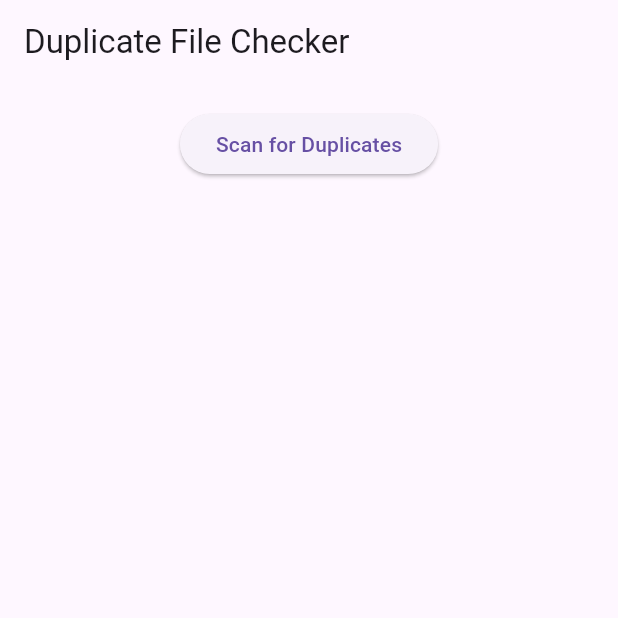
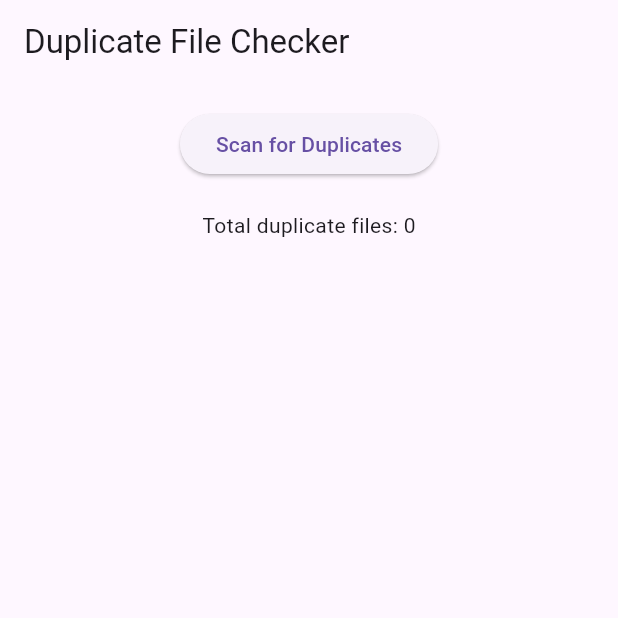
Before and after one commit to bharathvaj68/Duplicate-Finder-PC, a Flutter app: the screen it shows after launch, after a tap on "Scan for Duplicates", on a phone screen of 412 x 824 dp, the top half of it. Run offline on Flutter 3.47's test engine with Material 3 defaults, Android fonts, the phone set to English and light mode, and no system bars; our stand-ins replace file_picker, sqflite_common_ffi; accounts and stored records are empty.

```diff
--- a/dupfile/lib/main.dart
+++ b/dupfile/lib/main.dart
@@ -156,6 +156,7 @@ class _HomeScreenState extends State<HomeScreen> {
   int _processed = 0;
   int _total = 0;
   String _currentFile = '';
+  int _duplicateCount = 0;
 
   Future<void> _scanForDuplicates() async {
     String? directoryPath = await FilePicker.platform.getDirectoryPath();
@@ -167,6 +168,7 @@ class _HomeScreenState extends State<HomeScreen> {
       _processed = 0;
       _total = 0;
       _currentFile = '';
+      _duplicateCount = 0;
     });
 
     await DBHelper.clearDatabase();
@@ -184,9 +186,7 @@ class _HomeScreenState extends State<HomeScreen> {
             dirQueue.add(entity);
           }
         }
-      } catch (_) {
-        // Skip inaccessible directory
-      }
+      } catch (_) {}
     }
 
     _total = allFiles.length;
@@ -198,9 +198,11 @@ class _HomeScreenState extends State<HomeScreen> {
         });
         final digest = await sha256.bind(file.openRead()).first;
         await DBHelper.insertChecksumIfNotExists(digest.toString(), file.path);
-      } catch (_) {
-        // Skip unreadable file
-      }
+        final duplicates = await DBHelper.getDuplicates();
+        setState(() {
+          _duplicateCount = duplicates.fold(0, (acc, item) => acc + (item['count'] as int));
+        });
+      } catch (_) {}
     }
 
     final duplicates = await DBHelper.getDuplicates();
@@ -229,7 +231,10 @@ class _HomeScreenState extends State<HomeScreen> {
               const SizedBox(height: 10),
               Text('Processing: $_processed / $_total'),
               Text('Current file: $_currentFile'),
+              Text('Duplicate files found so far: $_duplicateCount'),
             ] else ...[
+              Text('Total duplicate files: $_duplicateCount'),
+              const SizedBox(height: 10),
               Expanded(
                 child: ListView.builder(
                   itemCount: _duplicateFiles.length,
```
